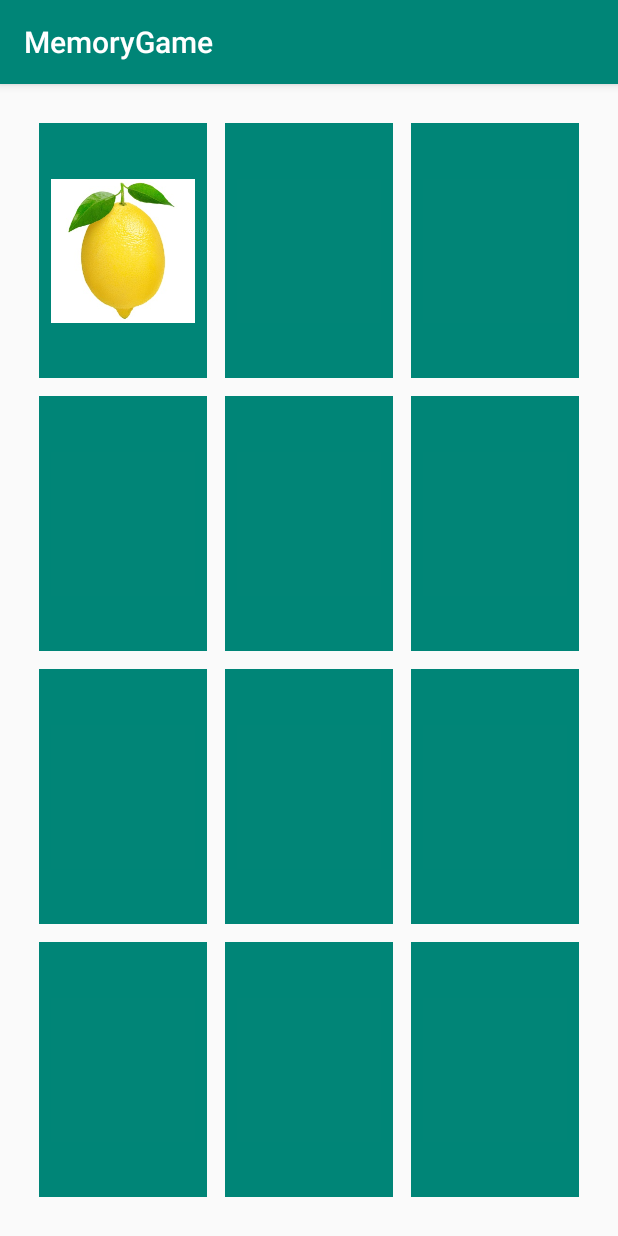
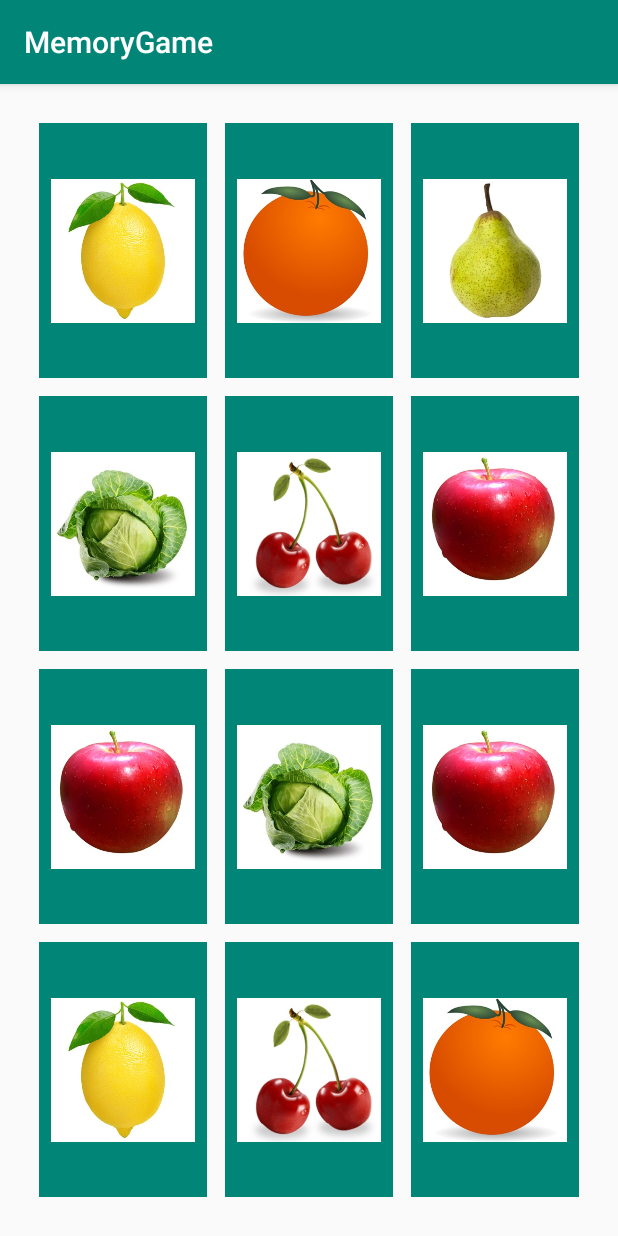
Before and after one commit to illes85/Memory-Game, an Android app: the screen it shows after launch (MainActivity), on a phone screen of 412 x 824 dp. Run offline under Robolectric (Android 15) with nearby library versions, the phone set to English and light mode, and no system bars.

Commit message:
cardsShufflelingSolved

```diff
--- a/app/src/main/java/com/example/memorygame/MainActivity.java
+++ b/app/src/main/java/com/example/memorygame/MainActivity.java
@@ -1,6 +1,7 @@
 package com.example.memorygame;
 
 import android.graphics.drawable.Drawable;
+import android.hardware.display.DisplayManager;
 import android.support.v7.app.AppCompatActivity;
 import android.os.Bundle;
 import android.view.View;
@@ -28,6 +29,7 @@ public class MainActivity extends AppCompatActivity {
     @Override
     protected void onCreate(Bundle savedInstanceState) {
         super.onCreate(savedInstanceState);
+        //todo: fullscreen
         setContentView(R.layout.activity_main);
 
         final ImageView x1y1 = (ImageView) findViewById(R.id.x1y1);
@@ -68,16 +70,84 @@ public class MainActivity extends AppCompatActivity {
         figuresArray.add(R.drawable.orange_02_300px);
         figuresArray.add(R.drawable.lemon_01_300px);
         figuresArray.add(R.drawable.cabbage_01_300px);
+
+
         // shuffle the card figures and associate to the cards (imageviews)
         int figuresArrayLength = figuresArray.size();
-        int random = (int) (Math.random() * figuresArrayLength);
-        x1y1.setImageResource(figuresArray.get(random));
+        int random = (int) (Math.random() * figuresArrayLength);    // select a random figure
+        x1y1.setImageResource(figuresArray.get(random));            // assign the selected figure to the card
+        figuresArray.remove(random);                                // remove the selected figure from list
+        System.out.println(figuresArrayLength);
+
+        figuresArrayLength = figuresArray.size();
+        random = (int) (Math.random() * figuresArrayLength);
+        x2y1.setImageResource(figuresArray.get(random));
         figuresArray.remove(random);
+        System.out.println(figuresArrayLength);
 
+        figuresArrayLength = figuresArray.size();
+        random = (int) (Math.random() * figuresArrayLength);
+        x3y1.setImageResource(figuresArray.get(random));
+        figuresArray.remove(random);
+        System.out.println(figuresArrayLength);
 
+        figuresArrayLength = figuresArray.size();
+        random = (int) (Math.random() * figuresArrayLength);
+        x1y2.setImageResource(figuresArray.get(random));
+        figuresArray.remove(random);
+        System.out.println(figuresArrayLength);
 
-        // assign the randomized figures to the cards
+        figuresArrayLength = figuresArray.size();
+        random = (int) (Math.random() * figuresArrayLength);
+        x2y2.setImageResource(figuresArray.get(random));
+        figuresArray.remove(random);
+        System.out.println(figuresArrayLength);
 
+        figuresArrayLength = figuresArray.size();
+        random = (int) (Math.random() * figuresArrayLength);
+        x3y2.setImageResource(figuresArray.get(random));
+        // upload the arrays with the second instance of figures
+        figuresArray.add(R.drawable.apple_01_300px);
+        figuresArray.add(R.drawable.pear_01_300px);
+        figuresArray.add(R.drawable.cherry_01_300px);
+        figuresArray.add(R.drawable.orange_02_300px);
+        figuresArray.add(R.drawable.lemon_01_300px);
+        figuresArray.add(R.drawable.cabbage_01_300px);
+        System.out.println(figuresArrayLength);
+        // do the same for second time
+        figuresArrayLength = figuresArray.size();
+        random = (int) (Math.random() * figuresArrayLength);        // select a random figure
+        x1y3.setImageResource(figuresArray.get(random));            // assign the selected figure to the card
+        figuresArray.remove(random);                                // remove the selected figure from list
+        System.out.println(figuresArrayLength);
+
+        figuresArrayLength = figuresArray.size();
+        random = (int) (Math.random() * figuresArrayLength);
+        x2y3.setImageResource(figuresArray.get(random));
+        figuresArray.remove(random);
+        System.out.println(figuresArrayLength);
+
+        figuresArrayLength = figuresArray.size();
+        random = (int) (Math.random() * figuresArrayLength);
+        x3y3.setImageResource(figuresArray.get(random));
+        figuresArray.remove(random);
+        System.out.println(figuresArrayLength);
+
+        figuresArrayLength = figuresArray.size();
+        random = (int) (Math.random() * figuresArrayLength);
+        x1y4.setImageResource(figuresArray.get(random));
+        figuresArray.remove(random);
+        System.out.println(figuresArrayLength);
+
+        figuresArrayLength = figuresArray.size();
+        random = (int) (Math.random() * figuresArrayLength);
+        x2y4.setImageResource(figuresArray.get(random));
+        figuresArray.remove(random);
+        System.out.println(figuresArrayLength);
+
+        figuresArrayLength = figuresArray.size();
+        random = (int) (Math.random() * figuresArrayLength);
+        x3y4.setImageResource(figuresArray.get(random));
 
     }
 
```
